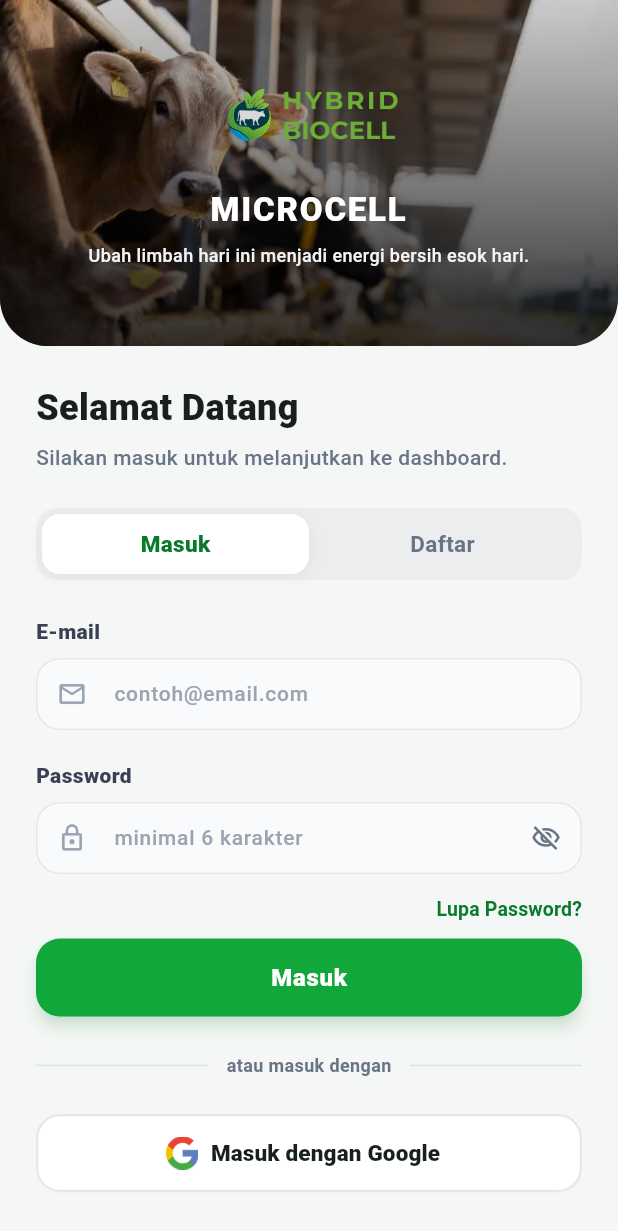
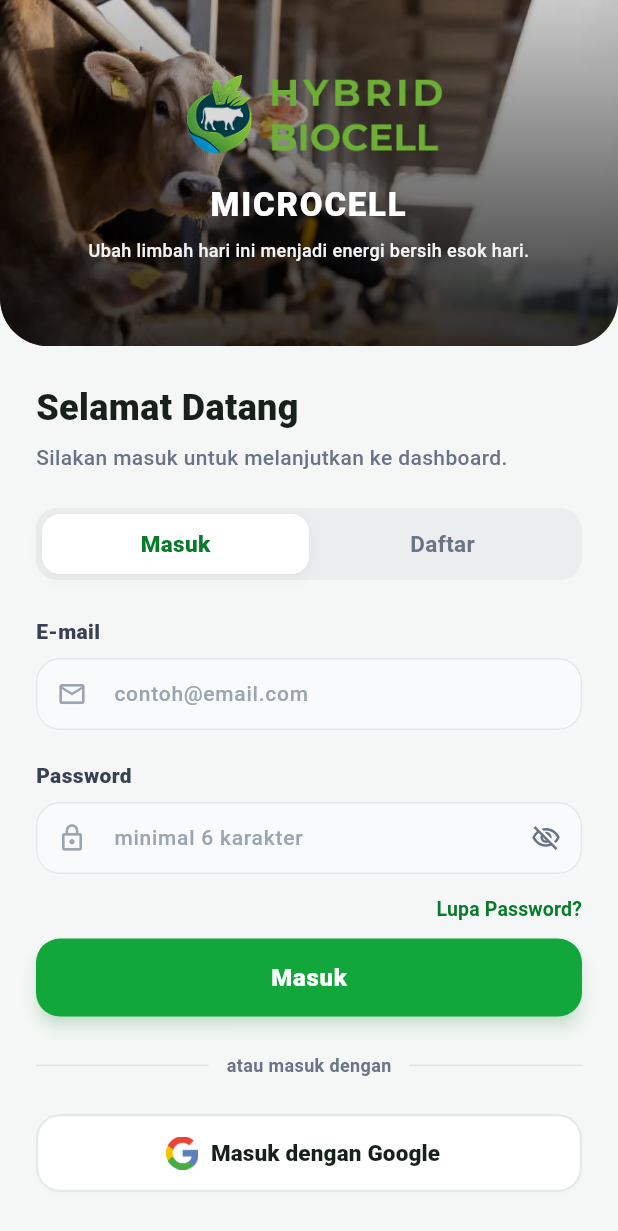
Before and after one commit to saiful-rizal/microcell_app, a Flutter app: the screen it shows after launch, after a tap on the "arrow forward" icon, on a phone screen of 412 x 824 dp. Shown: the top 1231 px of the screen. Run offline on Flutter 3.47's test engine with Material 3 defaults, Android fonts, the phone set to English and light mode, and no system bars; our stand-ins replace firebase_auth, firebase_core, firebase_database, flutter_local_notifications, google_sign_in, percent_indicator and 1 more; accounts and stored records are empty.

Commit message:
Update logo login, permission, dan splash screen

```diff
--- a/lib/login_screen.dart
+++ b/lib/login_screen.dart
@@ -334,8 +334,7 @@ class _LoginScreenState extends State<LoginScreen> {
               const SizedBox(height: 10),
               Image.asset(
                 'assets/images/logo_splash.png',
-                width: 120,
-                height: 70,
+                width: 180,
               ),
               const SizedBox(height: 12),
               const Text(
--- a/lib/permission_service.dart
+++ b/lib/permission_service.dart
@@ -38,7 +38,7 @@ class PermissionService {
     );
 
     // Buat notification channel Android
-    if (Platform.isAndroid) {
+    if (!kIsWeb && Platform.isAndroid) {
       const channel = AndroidNotificationChannel(
         'microcell_alerts',
         'Microcell Alerts',
@@ -66,11 +66,11 @@ class PermissionService {
   /// Minta semua permission yang dibutuhkan sistem saat app pertama kali dibuka.
   /// Mengembalikan true jika notifikasi diizinkan (permission kritis).
   static Future<bool> requestAllPermissions() async {
-    if (!Platform.isAndroid && !Platform.isIOS) return true;
+    if (kIsWeb || (!Platform.isAndroid && !Platform.isIOS)) return true;
 
     final results = <Permission, PermissionStatus>{};
 
-    if (Platform.isAndroid) {
+    if (!kIsWeb && Platform.isAndroid) {
       // Permission notifikasi (wajib Android 13+)
       results[Permission.notification] =
           await Permission.notification.request();
@@ -88,7 +88,7 @@ class PermissionService {
       }
     }
 
-    if (Platform.isIOS) {
+    if (!kIsWeb && Platform.isIOS) {
       results[Permission.notification] =
           await Permission.notification.request();
     }
@@ -107,7 +107,7 @@ class PermissionService {
 
   /// Cek apakah permission notifikasi sudah diberikan.
   static Future<bool> isNotificationGranted() async {
-    if (!Platform.isAndroid && !Platform.isIOS) return true;
+    if (kIsWeb || (!Platform.isAndroid && !Platform.isIOS)) return true;
     return (await Permission.notification.status).isGranted;
   }
 
--- a/lib/splash_screen.dart
+++ b/lib/splash_screen.dart
@@ -94,7 +94,7 @@ class _OnboardingScreenState extends State<OnboardingScreen>
                       scale: _iconScale,
                       child: Image.asset(
                         'assets/images/logo_splash.png',
-                        width: 140,
+                        width: 240,
                       ),
                     ),
                   ),
```
